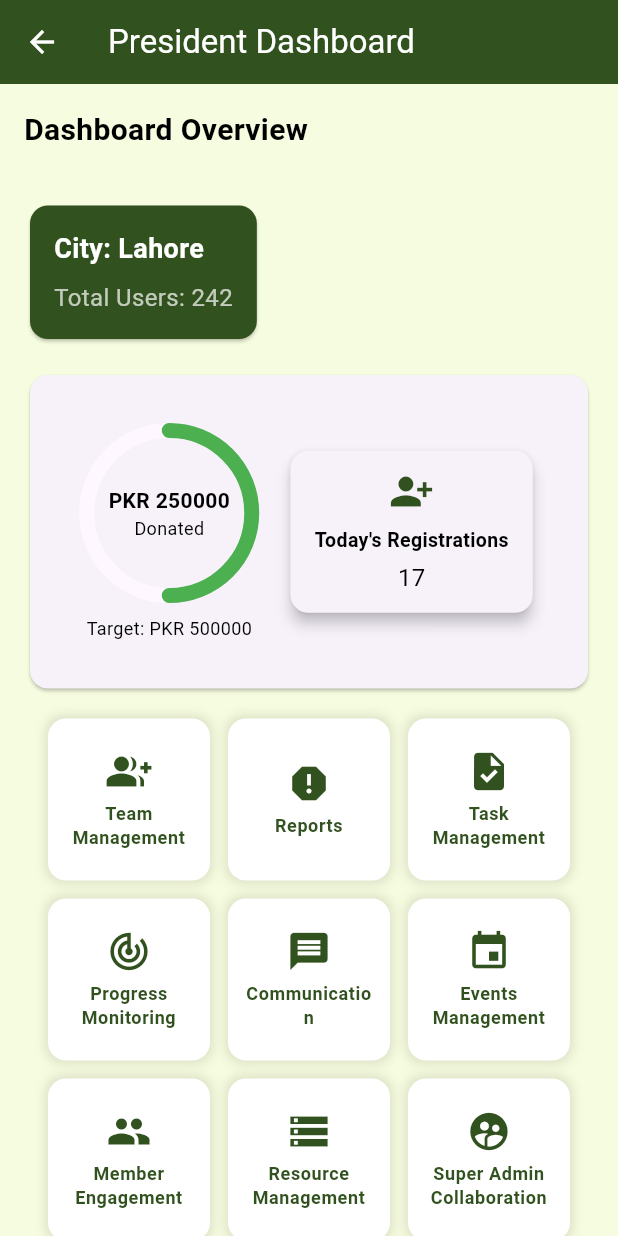
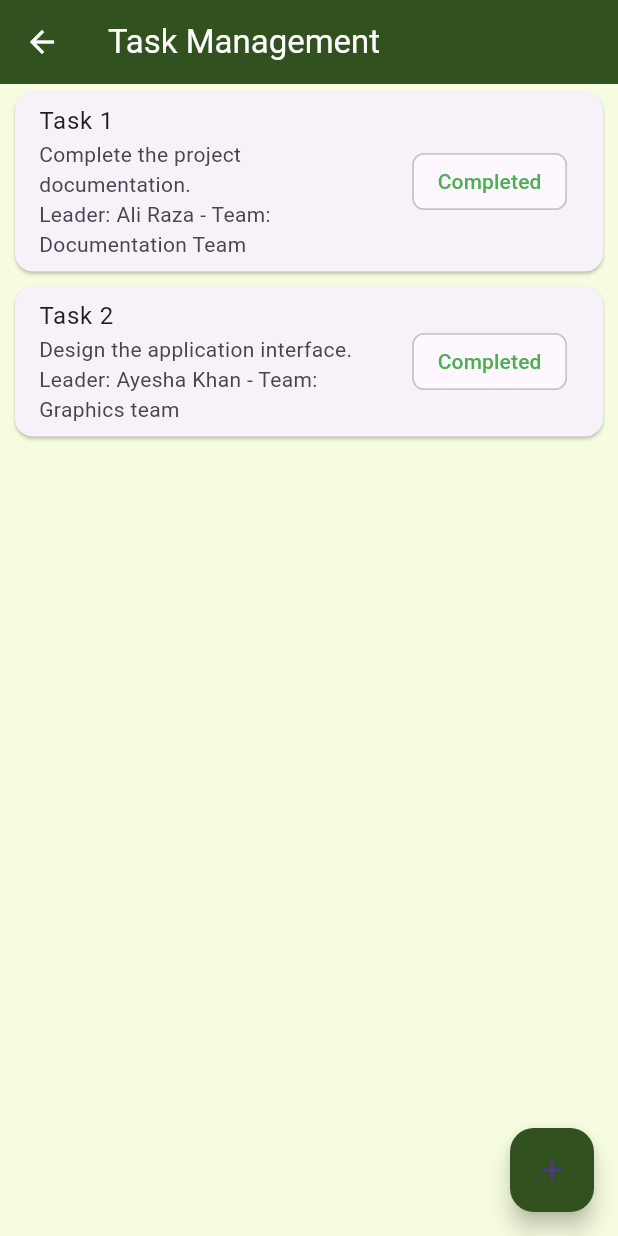
Before and after one commit to Muhammadsaqibsharif/kaar_e_kamal, a Flutter app: the PresidentDashboardScreen screen opened by its route, after a tap on "Task Management", on a phone screen of 412 x 824 dp. Run offline on Flutter 3.47's test engine with Material 3 defaults, Android fonts, the light colour scheme and no system bars; drawn by our look-alikes of percent_indicator; our stand-ins replace carousel_slider, flutter_cache_manager, gallery_saver, image_picker, permission_handler, share_plus and 1 more; accounts and stored records are empty.

Commit message:
President Task Management Screen

```diff
--- a/lib/routes/app_routes.dart
+++ b/lib/routes/app_routes.dart
@@ -8,6 +8,8 @@ import 'package:kaar_e_kamal/screens/president/reports/activity_level_report_scr
 import 'package:kaar_e_kamal/screens/president/reports/chapter_performance_report_screen.dart';
 import 'package:kaar_e_kamal/screens/president/reports/donation_report_screen.dart';
 import 'package:kaar_e_kamal/screens/president/reports/volunteer_engagement_report_screen.dart';
+import 'package:kaar_e_kamal/screens/president/task_management/task_details_screen.dart';
+import 'package:kaar_e_kamal/screens/president/task_management/task_management_screen.dart';
 import 'package:kaar_e_kamal/screens/president/team_management/team_managment_screen.dart';
 import 'package:kaar_e_kamal/screens/superAdmin/access_control/access_control.dart';
 import 'package:kaar_e_kamal/screens/superAdmin/chapter_management/assign_position_screen.dart';
@@ -107,6 +109,9 @@ class AppRoutes {
             ActivityLevelReportScreen(),
         RouteNames.VolunteerEngagementReportScreen: (context) =>
             VolunteerEngagementReportScreen(),
+        RouteNames.TaskManagementScreen: (context) => TaskManagementScreen(),
+        RouteNames.TaskDetailsScreen: (context) => TaskDetailsScreen(),
+
     };
   }
 }
--- a/lib/routes/route_names.dart
+++ b/lib/routes/route_names.dart
@@ -39,6 +39,8 @@ class RouteNames {
   static const String DonationReportScreen = '/donationReportScreen';
   static const String ActivityLevelReportScreen = '/activityLevelReportScreen';
   static const String VolunteerEngagementReportScreen = '/volunteerEngagementReportScreen';
+  static const String TaskManagementScreen = '/TaskManagementScreen';
+  static const String TaskDetailsScreen = '/TaskDetailsScreen';
 
 
 }
--- a/lib/screens/president/president_dashboard_screen.dart
+++ b/lib/screens/president/president_dashboard_screen.dart
@@ -60,7 +60,8 @@ class PresidentDashboardScreen extends StatelessWidget {
                     }),
                     _buildFeatureTile(context,
                         title: 'Task Management', icon: Icons.task, onTap: () {
-                      // Navigator.pushNamed(context, RouteNames.TaskManagementScreen);
+                      Navigator.pushNamed(
+                          context, RouteNames.TaskManagementScreen);
                     }),
                     _buildFeatureTile(context,
                         title: 'Progress Monitoring',
--- a/lib/screens/president/reports/activity_level_report_screen.dart
+++ b/lib/screens/president/reports/activity_level_report_screen.dart
@@ -1,5 +1,4 @@
 import 'package:flutter/material.dart';
-import 'package:kaar_e_kamal/routes/route_names.dart';
 
 class ActivityLevelReportScreen extends StatefulWidget {
   @override
--- a/lib/screens/president/reports/volunteer_engagement_report_screen.dart
+++ b/lib/screens/president/reports/volunteer_engagement_report_screen.dart
@@ -1,5 +1,4 @@
 import 'package:flutter/material.dart';
-import 'package:kaar_e_kamal/routes/route_names.dart';
 
 class VolunteerEngagementReportScreen extends StatefulWidget {
   @override
--- /dev/null
+++ b/lib/screens/president/task_management/task_management_screen.dart
@@ -0,0 +1,238 @@
+import 'package:flutter/material.dart';
+import 'package:kaar_e_kamal/routes/route_names.dart';
+
+class TaskManagementScreen extends StatefulWidget {
+  @override
+  _TaskManagementScreenState createState() => _TaskManagementScreenState();
+}
+
+class _TaskManagementScreenState extends State<TaskManagementScreen> {
+  List<Map<String, dynamic>> tasks = [
+    {
+      'taskName': 'Task 1',
+      'description': 'Complete the project documentation.',
+      'leaderName': 'Ali Raza',
+      'teamName': 'Documentation Team',
+      'status': 'Completed',
+      'deadline': DateTime.now().add(Duration(days: 2)),
+      'outputType': 'text',
+      'output': 'Documentation completed and uploaded to Drive.',
+    },
+    {
+      'taskName': 'Task 2',
+      'description': 'Design the application interface.',
+      'leaderName': 'Ayesha Khan',
+      'teamName': 'Graphics team',
+      'status': 'Completed',
+      'deadline': DateTime.now().add(Duration(days: 1)),
+      'outputType': 'image',
+      'output': 'assets/Images/3.jpg',
+    },
+  ];
+
+  final List<String> teams = [
+    'Media Team',
+    'Induction team',
+    'Graphics team',
+    'Blood Donation Team',
+    'Operational Team',
+    'Finance Team',
+    'Content team',
+    'Verification team',
+    'Response Groups Team',
+    'Sponsorship Team',
+    'Event Team',
+    'Survey Team',
+    'Database Team',
+    'PR Team',
+    'Documentation Team',
+  ];
+
+  final List<String> leaders = [
+    'Ali Raza',
+    'Ayesha Khan',
+    'Ahmed Saeed',
+    'Fatima Noor',
+    'Bilal Tariq',
+    'Hina Shah',
+    'Usman Javed',
+    'Sana Zafar',
+  ];
+
+  @override
+  void initState() {
+    super.initState();
+    _updateTaskStatus(); // Update task statuses on initialization
+  }
+
+  void _updateTaskStatus() {
+    for (var task in tasks) {
+      if (task['deadline'].isBefore(DateTime.now()) &&
+          task['status'] != 'Completed') {
+        task['status'] = 'Expired';
+      }
+    }
+    setState(() {});
+  }
+
+  @override
+  Widget build(BuildContext context) {
+    return Scaffold(
+      appBar: AppBar(
+        title: Text('Task Management'),
+        backgroundColor: Theme.of(context).primaryColor,
+      ),
+      body: ListView.builder(
+        itemCount: tasks.length,
+        itemBuilder: (context, index) {
+          final task = tasks[index];
+          return Card(
+            margin: const EdgeInsets.symmetric(horizontal: 10, vertical: 5),
+            child: ListTile(
+              title: Text(task['taskName']),
+              subtitle: Column(
+                crossAxisAlignment: CrossAxisAlignment.start,
+                children: [
+                  Text(task['description']),
+                  Text(
+                      'Leader: ${task['leaderName']} - Team: ${task['teamName']}'),
+                ],
+              ),
+              trailing: Chip(
+                label: Text(
+                  task['status'],
+                  style: TextStyle(
+                    color: task['status'] == 'Completed'
+                        ? Colors.green
+                        : task['status'] == 'In Progress'
+                            ? Colors.orange
+                            : task['status'] == 'Expired'
+                                ? Colors.red
+                                : Colors.blue,
+                  ),
+                ),
+              ),
+              onTap: () {
+                Navigator.pushNamed(
+                  context,
+                  RouteNames.TaskDetailsScreen,
+                  arguments: task,
+                );
+              },
+            ),
+          );
+        },
+      ),
+      floatingActionButton: FloatingActionButton(
+        onPressed: () => _showCreateTaskDialog(context),
+        backgroundColor: Theme.of(context).primaryColor,
+        child: Icon(Icons.add),
+      ),
+    );
+  }
+
+  void _showCreateTaskDialog(BuildContext context) {
+    final taskNameController = TextEditingController();
+    final taskDetailController = TextEditingController();
+    String? selectedTeam;
+    String? selectedLeader;
+    DateTime selectedDate = DateTime.now();
+
+    showDialog(
+      context: context,
+      builder: (context) {
+        return StatefulBuilder(
+          builder: (context, setState) {
+            return AlertDialog(
+              title: Text('Create New Task'),
+              content: SingleChildScrollView(
+                child: Column(
+                  children: [
+                    TextField(
+                      controller: taskNameController,
+                      decoration: InputDecoration(labelText: 'Task Name'),
+                    ),
+                    TextField(
+                      controller: taskDetailController,
+                      decoration: InputDecoration(labelText: 'Task Details'),
+                    ),
+                    DropdownButtonFormField<String>(
+                      decoration: InputDecoration(labelText: 'Select Team'),
+                      items: teams.map((team) {
+                        return DropdownMenuItem(
+                          value: team,
+                          child: Text(team),
+                        );
+                      }).toList(),
+                      onChanged: (value) =>
+                          setState(() => selectedTeam = value),
+                    ),
+                    DropdownButtonFormField<String>(
+                      decoration: InputDecoration(labelText: 'Select Leader'),
+                      items: leaders.map((leader) {
+                        return DropdownMenuItem(
+                          value: leader,
+                          child: Text(leader),
+                        );
+                      }).toList(),
+                      onChanged: (value) =>
+                          setState(() => selectedLeader = value),
+                    ),
+                    SizedBox(height: 10),
+                    ListTile(
+                      title: Text(
+                          "Deadline: ${selectedDate.toLocal().toString().split(' ')[0]}"),
+                      trailing: Icon(Icons.calendar_today),
+                      onTap: () async {
+                        DateTime? picked = await showDatePicker(
+                          context: context,
+                          initialDate: selectedDate,
+                          firstDate: DateTime.now(),
+                          lastDate: DateTime(2101),
+                        );
+                        if (picked != null) {
+                          setState(() {
+                            selectedDate = picked;
+                          });
+                        }
+                      },
+                    ),
+                  ],
+                ),
+              ),
+              actions: [
+                TextButton(
+                  onPressed: () => Navigator.pop(context),
+                  child: Text('Cancel'),
+                ),
+                ElevatedButton(
+                  onPressed: () {
+                    if (taskNameController.text.isNotEmpty &&
+                        taskDetailController.text.isNotEmpty &&
+                        selectedTeam != null &&
+                        selectedLeader != null) {
+                      setState(() {
+                        tasks.add({
+                          'taskName': taskNameController.text,
+                          'description': taskDetailController.text,
+                          'leaderName': selectedLeader,
+                          'teamName': selectedTeam,
+                          'status': 'Pending',
+                          'deadline': selectedDate,
+                          'outputType': null,
+                          'output': null,
+                        });
+                      });
+                      Navigator.pop(context);
+                    }
+                  },
+                  child: Text('Create'),
+                ),
+              ],
+            );
+          },
+        );
+      },
+    );
+  }
+}
--- a/pubspec.yaml
+++ b/pubspec.yaml
@@ -44,6 +44,10 @@ dependencies:
   charts_flutter: ^0.12.0
   fl_chart: ^0.40.0
   permission_handler: ^11.4.0
+  url_launcher: ^6.3.1
+  flutter_cache_manager: ^3.3.1
+  gallery_saver: ^2.1.0
+  android_intent_plus: ^5.3.0
 
 
 dev_dependencies:
```
Also changed, not shown: lib/screens/president/task_management/task_details_screen.dart (added, +211 -0 lines), lib/main.dart (line endings or trailing spaces), pubspec.lock, 2 other files.
